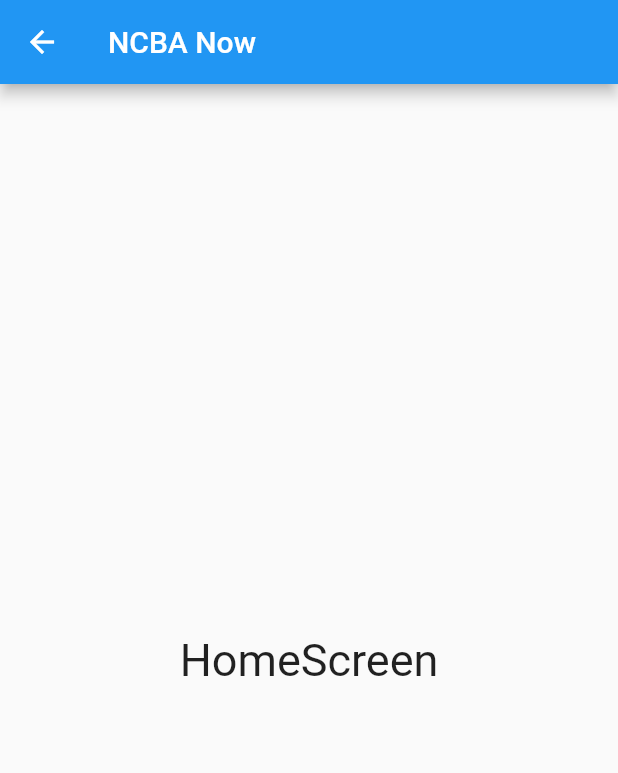
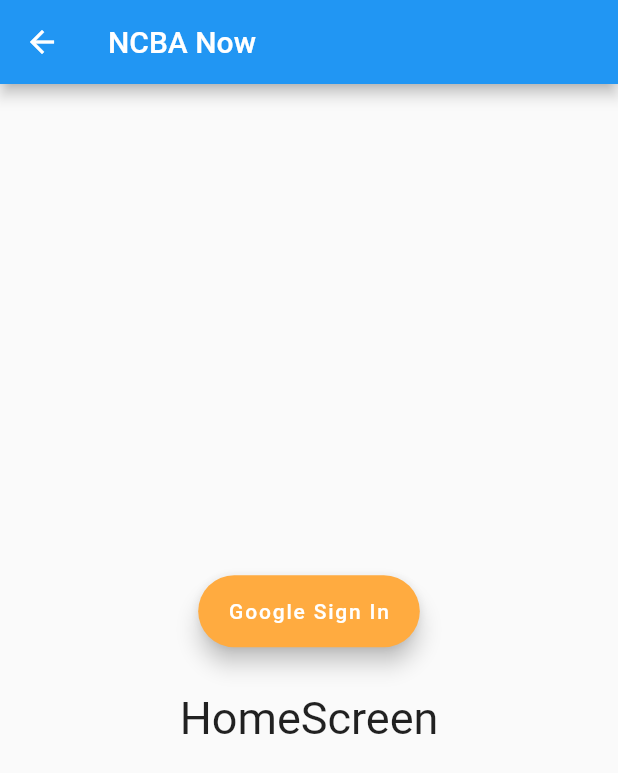
Before and after one commit to ryan541/FCM_Configs, a Flutter app: the HomeScreen screen opened by its route, on a phone screen of 412 x 824 dp. Shown: the top 773 px of the screen. Run offline on Flutter 3.47's test engine with Material 2 defaults, Android fonts, the phone set to English and light mode, and no system bars; our stand-ins replace firebase_core, firebase_messaging, get, google_sign_in; accounts and stored records are empty.

Commit message:
Google Auth2.0

```diff
--- /dev/null
+++ b/lib/firebase_setting.dart
@@ -0,0 +1,5 @@
+// class NotificationSettings {
+//   static const String hubName = "YourHubName"; // Replace with your hub name
+//   static const String hubListenConnectionString =
+//       "YourHubListenConnectionString"; // Replace with your hub listen connection string
+// }
--- a/lib/home_screen.dart
+++ b/lib/home_screen.dart
@@ -1,4 +1,5 @@
 import 'package:flutter/material.dart';
+import 'package:google_sign_in/google_sign_in.dart';
 
 class HomeScreen extends StatelessWidget {
   const HomeScreen({super.key});
@@ -10,10 +11,26 @@ class HomeScreen extends StatelessWidget {
         title: const Text('NCBA Now'),
       ),
       body: Center(
-          child: const Text(
-        'HomeScreen',
-        style: TextStyle(fontSize: 30),
-      )),
+        child: Column(
+          mainAxisAlignment: MainAxisAlignment.center,
+          children: [
+            FloatingActionButton.extended(
+              onPressed: () {
+                GoogleSignIn().signIn();
+              },
+              label: const Text('Google Sign In'),
+              backgroundColor: Colors.orangeAccent,
+            ),
+            const SizedBox(
+              height: 30,
+            ),
+            const Text(
+              'HomeScreen',
+              style: TextStyle(fontSize: 30),
+            ),
+          ],
+        ),
+      ),
     );
   }
 }
--- a/pubspec.yaml
+++ b/pubspec.yaml
@@ -39,6 +39,9 @@ dependencies:
   firebase_messaging: ^14.6.5
   firebase_analytics: ^10.4.4
   get: ^4.6.5
+  shared_preferences: ^2.2.0
+  flutter_notification_channel: ^2.0.0
+  google_sign_in: ^6.1.4
 
 dev_dependencies:
   flutter_test:
```
Also changed, not shown: lib/RegistrationIntentService.dart (added, +44 -0 lines), lib/firebase_messaging.dart (added, +30 -0 lines), lib/firebase_not.dart (added, +44 -0 lines), lib/settings.dart (added, +36 -0 lines), pubspec.lock, 5 other files.
